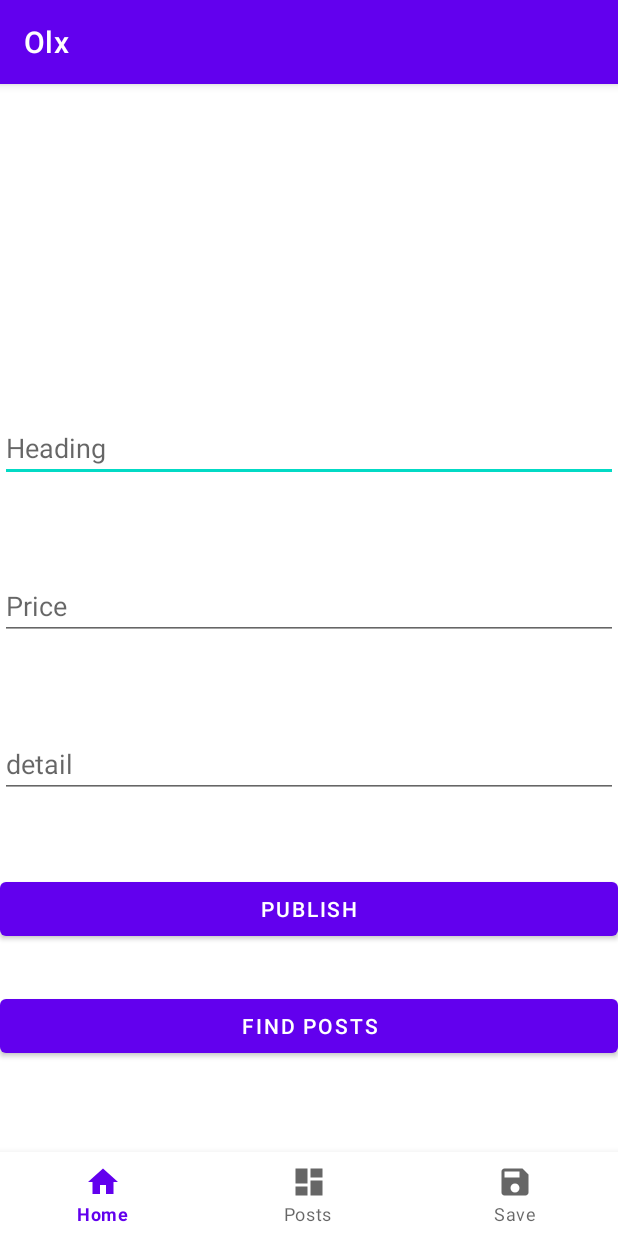
After one commit to bit22bit/Olx, an Android app: the AddPost screen opened directly, with no data from a screen before it, on a phone screen of 412 x 824 dp. The commit adds this screen. Run offline under Robolectric (Android 15) with nearby library versions, the phone set to English and light mode, and no system bars; our stand-ins replace Firebase (no records; nobody signed in at launch, a user with empty details on screens opened directly).

Commit message:
AddPost.java activity created post are shown as well in the main activity

```diff
--- /dev/null
+++ b/app/src/main/java/com/bits/olx/AddPost.java
@@ -0,0 +1,113 @@
+package com.bits.olx;
+
+import androidx.annotation.NonNull;
+import androidx.appcompat.app.AppCompatActivity;
+
+import android.content.Intent;
+import android.os.Bundle;
+import android.view.MenuItem;
+import android.view.View;
+import android.widget.Button;
+import android.widget.TextView;
+import android.widget.Toast;
+
+import com.bits.olx.models.Posts;
+import com.google.android.gms.tasks.OnFailureListener;
+import com.google.android.gms.tasks.OnSuccessListener;
+import com.google.android.material.bottomnavigation.BottomNavigationView;
+import com.google.firebase.firestore.CollectionReference;
+import com.google.firebase.firestore.DocumentReference;
+import com.google.firebase.firestore.FirebaseFirestore;
+
+public class AddPost extends AppCompatActivity {
+    private Button post,read;
+    private TextView heading,price,detail;
+
+
+    FirebaseFirestore db= FirebaseFirestore.getInstance();
+
+    @Override
+    protected void onCreate(Bundle savedInstanceState) {
+        super.onCreate(savedInstanceState);
+        setContentView(R.layout.activity_add_post);
+        heading=findViewById(R.id.heading);
+        price=findViewById(R.id.price);
+        detail=findViewById(R.id.detail);
+        post=findViewById(R.id.button2);
+        read=findViewById(R.id.button3);
+        post.setOnClickListener(new View.OnClickListener() {
+            @Override
+            public void onClick(View v) {
+                addjob();
+            }
+        });
+        read.setOnClickListener(new View.OnClickListener(){
+
+            @Override
+            public void onClick(View view) {
+                startActivity(new Intent(AddPost.this,MainActivity.class));
+            }
+        });
+
+//        BottomNavigationView bottomNav = findViewById(R.id.bottom_navigation);
+//        bottomNav.setSelectedItemId(R.id.nav_posts);
+//
+//        bottomNav.setOnNavigationItemSelectedListener(new BottomNavigationView.OnNavigationItemSelectedListener() {
+//            @Override
+//            public boolean onNavigationItemSelected(@NonNull MenuItem menuItem) {
+//                switch (menuItem.getItemId()){
+//                    case R.id.nav_home:startActivity(new Intent(getApplicationContext(), MainActivity.class));
+//                        overridePendingTransition(0,0);
+//                        return true;
+//                    case R.id.nav_posts: return true;
+//                    case R.id.nav_save:startActivity(new Intent(getApplicationContext(), Save.class));
+//                        overridePendingTransition(0,0);
+//                        return true;
+//                }
+//                return false;
+//            }
+//        });
+
+    }
+    private boolean validate(String title,String prices,String details){
+        if(title.isEmpty()){
+            heading.setError("Title Required");
+            heading.requestFocus();
+        }
+        if(prices.isEmpty()){
+            price.setError("Price Required");
+            price.requestFocus();
+        }
+        if(details.isEmpty()){
+            detail.setError("Details is Required");
+            detail.requestFocus();
+        }
+        return false;
+    }
+    private void addjob( ){
+        String title=heading.getText().toString().trim();
+        String prices=price.getText().toString().trim() ;
+        String details=detail.getText().toString().trim();
+        if( !validate(title,prices,details)){
+
+            CollectionReference dbjob=db.collection("Productdetails");
+            Posts job = new Posts(title,prices,details);
+            dbjob.add(job) .addOnSuccessListener(new OnSuccessListener<DocumentReference>() {
+                @Override
+                public void onSuccess(DocumentReference documentReference) {
+                    Toast.makeText(AddPost.this, "Item Added", Toast.LENGTH_LONG).show();
+                }
+            })
+                    .addOnFailureListener(new OnFailureListener() {
+                        @Override
+                        public void onFailure(@NonNull Exception e) {
+                            Toast.makeText(AddPost.this, e.getMessage(), Toast.LENGTH_LONG).show();
+                        }
+                    });
+
+        }
+    }
+
+
+
+}
--- /dev/null
+++ b/app/src/main/res/drawable-v24/ic_home.xml
@@ -0,0 +1,9 @@
+<vector xmlns:android="http://schemas.android.com/apk/res/android"
+        android:width="24dp"
+        android:height="24dp"
+        android:viewportWidth="24.0"
+        android:viewportHeight="24.0">
+    <path
+        android:fillColor="#FF000000"
+        android:pathData="M10,20v-6h4v6h5v-8h3L12,3 2,12h3v8z"/>
+</vector>
--- /dev/null
+++ b/app/src/main/res/drawable-v24/ic_posts.xml
@@ -0,0 +1,9 @@
+<vector xmlns:android="http://schemas.android.com/apk/res/android"
+        android:width="24dp"
+        android:height="24dp"
+        android:viewportWidth="24.0"
+        android:viewportHeight="24.0">
+    <path
+        android:fillColor="#FF000000"
+        android:pathData="M3,13h8L11,3L3,3v10zM3,21h8v-6L3,15v6zM13,21h8L21,11h-8v10zM13,3v6h8L21,3h-8z"/>
+</vector>
--- /dev/null
+++ b/app/src/main/res/drawable-v24/ic_save.xml
@@ -0,0 +1,9 @@
+<vector xmlns:android="http://schemas.android.com/apk/res/android"
+        android:width="24dp"
+        android:height="24dp"
+        android:viewportWidth="24.0"
+        android:viewportHeight="24.0">
+    <path
+        android:fillColor="#FF000000"
+        android:pathData="M17,3L5,3c-1.11,0 -2,0.9 -2,2v14c0,1.1 0.89,2 2,2h14c1.1,0 2,-0.9 2,-2L21,7l-4,-4zM12,19c-1.66,0 -3,-1.34 -3,-3s1.34,-3 3,-3 3,1.34 3,3 -1.34,3 -3,3zM15,9L5,9L5,5h10v4z"/>
+</vector>
--- /dev/null
+++ b/app/src/main/res/layout/activity_add_post.xml
@@ -0,0 +1,67 @@
+<?xml version="1.0" encoding="utf-8"?>
+<RelativeLayout xmlns:android="http://schemas.android.com/apk/res/android"
+    android:layout_width="match_parent"
+    android:layout_height="match_parent"
+    xmlns:app="http://schemas.android.com/apk/res-auto"
+    xmlns:tools="http://schemas.android.com/tools"
+    android:orientation="vertical"
+    tools:context=".AddPost">
+
+    <EditText
+        android:id="@+id/heading"
+        android:layout_width="match_parent"
+        android:layout_height="wrap_content"
+        android:layout_above="@+id/price"
+        android:layout_marginBottom="30dp"
+        android:layout_marginTop="30dp"
+        android:ems="10"
+        android:hint="Heading"
+        android:inputType="textPersonName" />
+
+    <EditText
+        android:id="@+id/price"
+        android:layout_width="match_parent"
+        android:layout_height="wrap_content"
+        android:layout_above="@+id/detail"
+        android:layout_marginBottom="30dp"
+        android:layout_marginTop="30dp"
+        android:ems="10"
+        android:hint="Price"
+        android:inputType="textPersonName" />
+
+    <EditText
+        android:id="@+id/detail"
+        android:layout_width="match_parent"
+        android:layout_height="wrap_content"
+        android:layout_above="@+id/button2"
+        android:layout_marginTop="30dp"
+        android:layout_marginBottom="50dp"
+        android:ems="10"
+        android:hint="detail"
+        android:inputType="textPersonName" />
+
+    <Button
+        android:id="@+id/button2"
+        android:layout_width="match_parent"
+        android:layout_height="wrap_content"
+        android:layout_above="@+id/button3"
+        android:layout_marginBottom="30dp"
+        android:text="Publish" />
+
+    <Button
+        android:id="@+id/button3"
+        android:layout_width="match_parent"
+        android:layout_height="wrap_content"
+        android:layout_above="@+id/bottom_navigation"
+        android:layout_marginBottom="60dp"
+        android:text="Find Posts" />
+
+    <com.google.android.material.bottomnavigation.BottomNavigationView
+        android:id="@+id/bottom_navigation"
+        android:layout_width="match_parent"
+        android:layout_height="wrap_content"
+        android:layout_alignParentBottom="true"
+        android:background="?android:attr/windowBackground"
+        app:menu="@menu/bottom_nav" />
+
+</RelativeLayout>
--- a/app/src/main/res/menu/bottom_nav.xml
+++ b/app/src/main/res/menu/bottom_nav.xml
@@ -1,4 +1,17 @@
 <?xml version="1.0" encoding="utf-8"?>
 <menu xmlns:android="http://schemas.android.com/apk/res/android">
+    <item
+        android:id="@+id/nav_home"
+        android:icon="@drawable/ic_home"
+        android:title="Home" />
 
+    <item
+        android:id="@+id/nav_save"
+        android:icon="@drawable/ic_posts"
+        android:title="Posts" />
+
+    <item
+        android:id="@+id/nav_posts"
+        android:icon="@drawable/ic_save"
+        android:title="Save" />
 </menu>
```
Also changed, not shown: app/src/main/AndroidManifest.xml (+5 -3 lines), app/src/main/java/com/bits/olx/MainActivity.java (+23 -23 lines), app/src/main/java/com/bits/olx/models/Posts.java (+8 -0 lines), app/src/main/res/layout/activity_main.xml (+8 -0 lines), app/src/main/res/menu/upper_nav.xml (+8 -0 lines).
